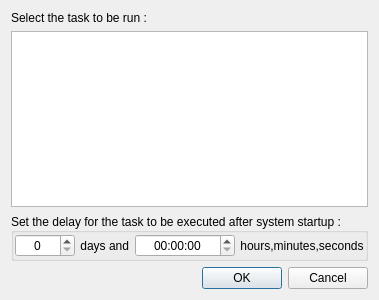
This is ui/StartupTaskEditDialog.ui in AmirHammouteneEI/ScheduledPasteAndKeys as Qt 5 draws it before an edit. The edited form follows.
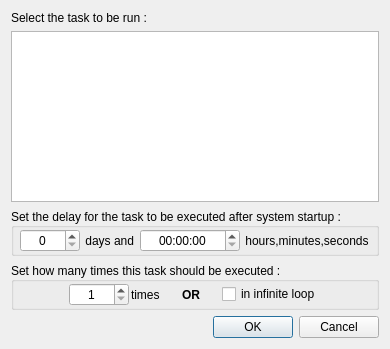
This is the edited form.

Commit message: Little bugs resolved ; autorun with 3 arguments ; changed startup tasks with 3 arguments and adapted to old 2 arguments ; read registry to fill startup tasks table ; some stylesheet changes

What changed in the file:
```diff
--- a/ui/StartupTaskEditDialog.ui
+++ b/ui/StartupTaskEditDialog.ui
@@ -6,8 +6,8 @@
    <rect>
     <x>0</x>
     <y>0</y>
-    <width>375</width>
-    <height>300</height>
+    <width>390</width>
+    <height>349</height>
    </rect>
   </property>
   <property name="windowTitle">
@@ -99,6 +99,22 @@
       <property name="bottomMargin">
        <number>1</number>
       </property>
+      <item>
+       <spacer name="horizontalSpacer_6">
+        <property name="orientation">
+         <enum>Qt::Orientation::Horizontal</enum>
+        </property>
+        <property name="sizeType">
+         <enum>QSizePolicy::Policy::Expanding</enum>
+        </property>
+        <property name="sizeHint" stdset="0">
+         <size>
+          <width>20</width>
+          <height>20</height>
+         </size>
+        </property>
+       </spacer>
+      </item>
       <item>
        <widget class="QSpinBox" name="spinBox">
         <property name="minimumSize">
@@ -164,6 +180,157 @@
      </layout>
     </widget>
    </item>
+   <item>
+    <widget class="QGroupBox" name="delayGroup_2">
+     <property name="sizePolicy">
+      <sizepolicy hsizetype="Preferred" vsizetype="Preferred">
+       <horstretch>0</horstretch>
+       <verstretch>0</verstretch>
+      </sizepolicy>
+     </property>
+     <property name="title">
+      <string>Set how many times this task should be executed :</string>
+     </property>
+     <property name="alignment">
+      <set>Qt::AlignmentFlag::AlignLeading|Qt::AlignmentFlag::AlignLeft|Qt::AlignmentFlag::AlignVCenter</set>
+     </property>
+     <property name="flat">
+      <bool>true</bool>
+     </property>
+     <property name="checkable">
+      <bool>false</bool>
+     </property>
+     <property name="checked">
+      <bool>false</bool>
+     </property>
+     <layout class="QHBoxLayout" name="horizontalLayout_3">
+      <property name="spacing">
+       <number>2</number>
+      </property>
+      <property name="leftMargin">
+       <number>1</number>
+      </property>
+      <property name="topMargin">
+       <number>1</number>
+      </property>
+      <property name="rightMargin">
+       <number>1</number>
+      </property>
+      <property name="bottomMargin">
+       <number>1</number>
+      </property>
+      <item>
+       <spacer name="horizontalSpacer_5">
+        <property name="orientation">
+         <enum>Qt::Orientation::Horizontal</enum>
+        </property>
+        <property name="sizeType">
+         <enum>QSizePolicy::Policy::Expanding</enum>
+        </property>
+        <property name="sizeHint" stdset="0">
+         <size>
+          <width>20</width>
+          <height>20</height>
+         </size>
+        </property>
+       </spacer>
+      </item>
+      <item>
+       <widget class="QSpinBox" name="spinBox_2">
+        <property name="minimumSize">
+         <size>
+          <width>60</width>
+          <height>0</height>
+         </size>
+        </property>
+        <property name="alignment">
+         <set>Qt::AlignmentFlag::AlignCenter</set>
+        </property>
+        <property name="minimum">
+         <number>1</number>
+        </property>
+        <property name="maximum">
+         <number>9999</number>
+        </property>
+       </widget>
+      </item>
+      <item>
+       <widget class="QLabel" name="label_4">
+        <property name="text">
+         <string>times</string>
+        </property>
+       </widget>
+      </item>
+      <item>
+       <spacer name="horizontalSpacer">
+        <property name="orientation">
+         <enum>Qt::Orientation::Horizontal</enum>
+        </property>
+        <property name="sizeType">
+         <enum>QSizePolicy::Policy::Fixed</enum>
+        </property>
+        <property name="sizeHint" stdset="0">
+         <size>
+          <width>20</width>
+          <height>20</height>
+         </size>
+        </property>
+       </spacer>
+      </item>
+      <item>
+       <widget class="QLabel" name="label_6">
+        <property name="font">
+         <font>
+          <bold>true</bold>
+         </font>
+        </property>
+        <property name="text">
+         <string>OR</string>
+        </property>
+       </widget>
+      </item>
+      <item>
+       <spacer name="horizontalSpacer_4">
+        <property name="orientation">
+         <enum>Qt::Orientation::Horizontal</enum>
+        </property>
+        <property name="sizeType">
+         <enum>QSizePolicy::Policy::Fixed</enum>
+        </property>
+        <property name="sizeHint" stdset="0">
+         <size>
+          <width>20</width>
+          <height>20</height>
+         </size>
+        </property>
+       </spacer>
+      </item>
+      <item>
+       <widget class="QCheckBox" name="checkBox">
+        <property name="text">
+         <string>in infinite loop</string>
+        </property>
+       </widget>
+      </item>
+      <item>
+       <spacer name="horizontalSpacer_3">
+        <property name="orientation">
+         <enum>Qt::Orientation::Horizontal</enum>
+        </property>
+        <property name="sizeType">
+         <enum>QSizePolicy::Policy::Expanding</enum>
+        </property>
+        <property name="sizeHint" stdset="0">
+         <size>
+          <width>20</width>
+          <height>20</height>
+         </size>
+        </property>
+       </spacer>
+      </item>
+     </layout>
+    </widget>
+   </item>
    <item>
     <widget class="QDialogButtonBox" name="buttonBox">
      <property name="orientation">
```
The commit also changes 31 other files.
